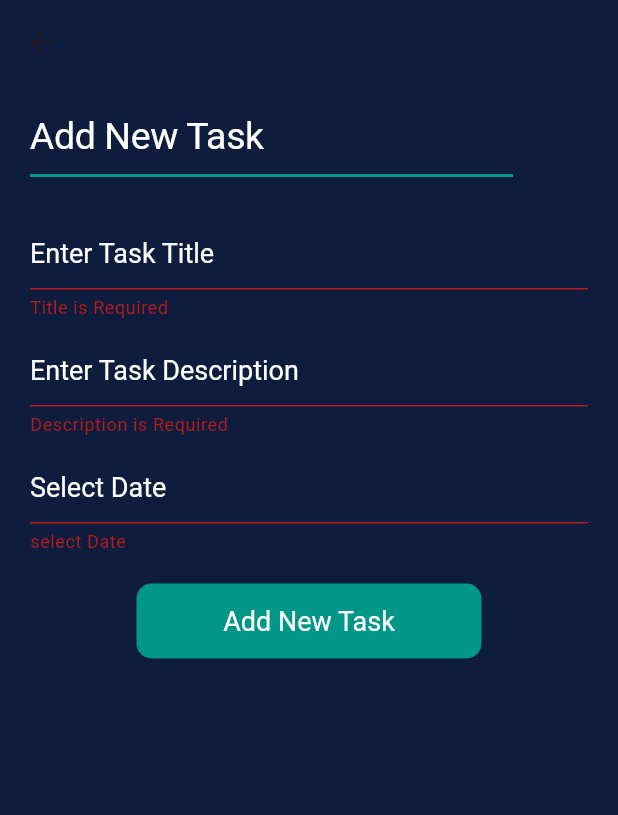
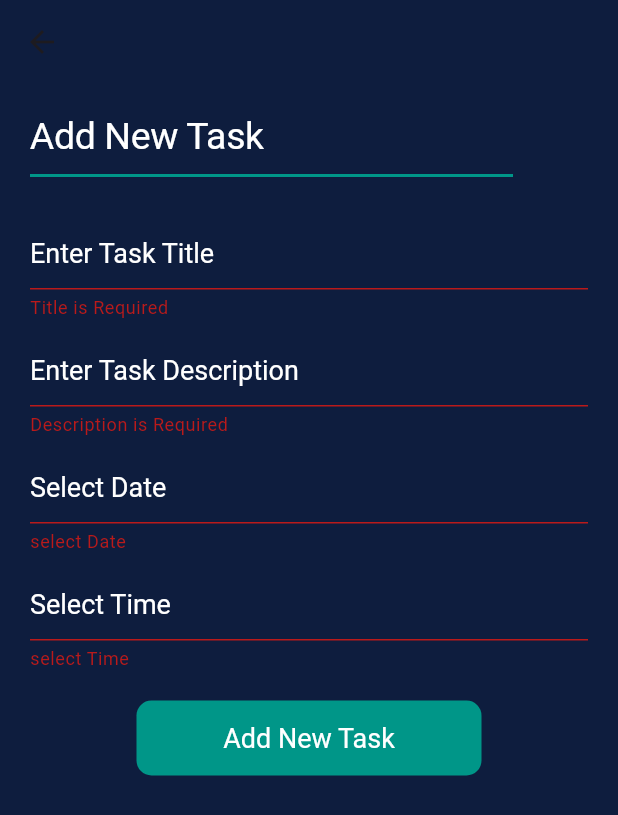
Before and after one commit to Faisal-Erakottil/ToDo_Application, a Flutter app: the AddTaskView screen opened by its route, after a tap on "Add New Task", on a phone screen of 412 x 824 dp. Shown: the top 815 px of the screen. Run offline on Flutter 3.47's test engine with Material 3 defaults, Android fonts, the phone set to English and light mode, and no system bars; our stand-ins replace cloud_firestore, firebase_auth, firebase_core, shared_preferences; accounts and stored records are empty; generated files the repository leaves out were written again.

Commit message:
time and date UI created

```diff
--- a/lib/screens/add_task_page.dart
+++ b/lib/screens/add_task_page.dart
@@ -17,6 +17,7 @@ class _AddTaskViewState extends State<AddTaskView> {
   final TextEditingController _titleController = TextEditingController();
   final TextEditingController _descriptionController = TextEditingController();
   final TextEditingController _dateController = TextEditingController();
+  final TextEditingController _timeController = TextEditingController();
   final TaskService _taskService = TaskService();
   bool _edit = false;
 
@@ -125,6 +126,9 @@ class _AddTaskViewState extends State<AddTaskView> {
                 /////////////////////////////////////////////////////
                 TextFormField(
                   style: theamdata.textTheme.displayMedium,
+                  keyboardType: TextInputType.datetime,
+                  readOnly: true,
+                  onTap: () => _selectDate(context),
                   controller: _dateController,
                   validator: (value) {
                     if (value!.isEmpty) {
@@ -148,6 +152,35 @@ class _AddTaskViewState extends State<AddTaskView> {
                   ),
                 ),
                 /////////////////////////
+                SizedBox(height: 10),
+                TextFormField(
+                  style: theamdata.textTheme.displayMedium,
+                  controller: _timeController,
+                  readOnly: true,
+                  //keyboardType: TextInputType.datetime,
+                  onTap: () => _selectTime(context),
+                  validator: (value) {
+                    if (value!.isEmpty) {
+                      return "select Time";
+                    }
+                    return null;
+                  },
+                  cursorColor: Colors.tealAccent,
+                  decoration: InputDecoration(
+                    hintText: "Select Time",
+
+                    hintStyle: theamdata.textTheme.displayMedium,
+                    enabledBorder: OutlineInputBorder(
+                      borderRadius: BorderRadius.circular(10),
+                      borderSide: BorderSide(color: Colors.white),
+                    ),
+                    focusedBorder: OutlineInputBorder(
+                      borderRadius: BorderRadius.circular(10),
+                      borderSide: BorderSide(color: Colors.white),
+                    ),
+                  ),
+                ),
+                ////////////////////////
                 SizedBox(height: 20),
                 Center(
                   child: GestureDetector(
@@ -199,6 +232,7 @@ class _AddTaskViewState extends State<AddTaskView> {
     );
   }
 
+  /////////////////////////////////////////////////////////////////
   _addTask() async {
     var id = Uuid().v1();
 
@@ -220,4 +254,38 @@ class _AddTaskViewState extends State<AddTaskView> {
       ).showSnackBar(SnackBar(content: Text("Task Created")));
     }
   }
+
+  ////////////////////////////////
+  //time picker function
+  Future<void> _selectTime(BuildContext context) async {
+    final TimeOfDay? picked = await showTimePicker(
+      context: context,
+      initialTime: TimeOfDay.now(),
+    );
+
+    if (picked != null) {
+      final formattedTime = picked.format(context); // eg: 10:30 AM
+      setState(() {
+        _timeController.text = formattedTime;
+      });
+    }
+  }
+  /////////////////////////////////////////////////////////////////
+  //date picker function
+  Future<void> _selectDate(BuildContext context) async {
+  final DateTime? picked = await showDatePicker(
+    context: context,
+    initialDate: DateTime.now(),
+    firstDate: DateTime(2000),
+    lastDate: DateTime(2100),
+  );
+
+  if (picked != null) {
+    final formattedDate = "${picked.day}/${picked.month}/${picked.year}";
+    setState(() {
+      _dateController.text = formattedDate;
+    });
+  }
 }
+
+}
--- a/lib/screens/todo_home_page.dart
+++ b/lib/screens/todo_home_page.dart
@@ -137,7 +137,6 @@ class _TodoHomePageState extends State<TodoHomePage> {
                                 ),
                                 IconButton(
                                   onPressed: () {
-
                                     TaskService().deleteTask(_task.id!);
                                   },
                                   icon: Icon(Icons.delete, color: Colors.red),
--- a/pubspec.yaml
+++ b/pubspec.yaml
@@ -39,6 +39,8 @@ dependencies:
   cloud_firestore: ^5.6.6
   shared_preferences: ^2.5.3
   uuid: ^4.5.1
+  firebase_messaging: ^15.2.6
+
 
 dev_dependencies:
   flutter_test:
```
Also changed, not shown: pubspec.lock, 2 other files.
